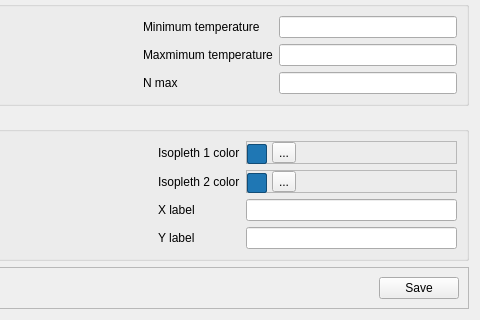
Before: the Qt Designer form addon/pycThermopack/pyctp/gui/widgets/layouts/ph_env_options.ui in thermotools/thermopack, drawn with Qt 5; both pictures show x 355 to 835 and y 244 to 564 of the 835 by 564 pixel window.
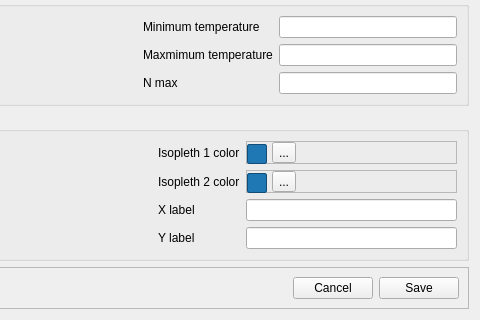
After: the same form once the commit is applied.

Commit message: Improve Save, Cancel and Restore in plot mode options

```diff
--- a/addon/pycThermopack/pyctp/gui/widgets/layouts/ph_env_options.ui
+++ b/addon/pycThermopack/pyctp/gui/widgets/layouts/ph_env_options.ui
@@ -732,6 +732,16 @@
         </property>
        </spacer>
       </item>
+      <item>
+       <widget class="QPushButton" name="cancel_btn">
+        <property name="text">
+         <string>Cancel</string>
+        </property>
+        <property name="autoDefault">
+         <bool>false</bool>
+        </property>
+       </widget>
+      </item>
       <item>
        <widget class="QPushButton" name="save_btn">
         <property name="text">
```
The commit also changes 4 other files.
